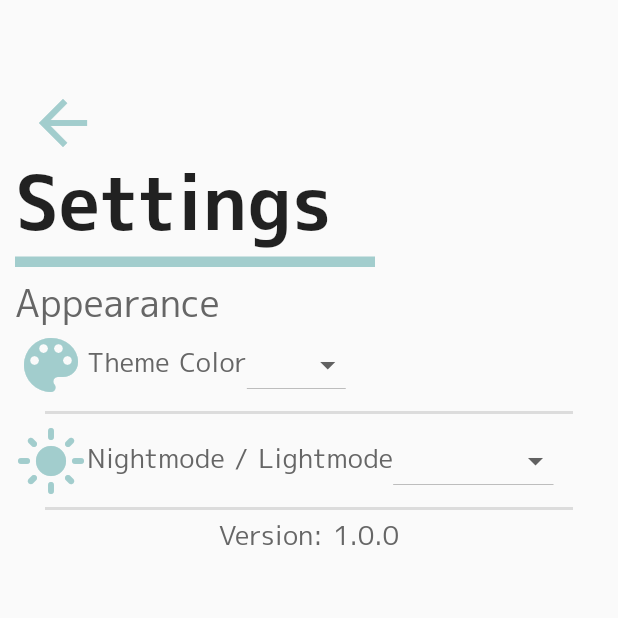
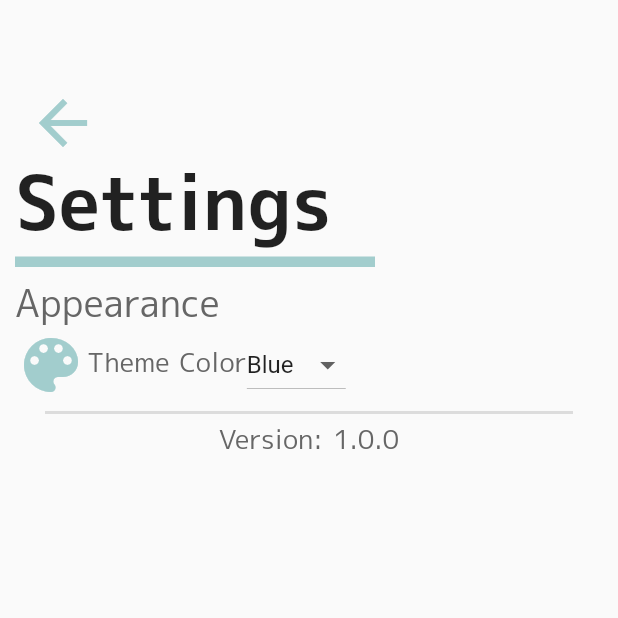
Before and after one commit to aceeedev/toki, a Flutter app: the AlarmPage screen opened directly, after a tap on the "settings" icon, on a phone screen of 412 x 824 dp, the top half of it. Run offline on Flutter 3.47's test engine with Material 2 defaults, Android fonts, the phone set to English and light mode, and no system bars; our stand-ins replace audioplayers, flutter_local_notifications, flutter_native_timezone, rxdart, sqflite, timezone; missing offline and left inert: maze, notification_permissions; accounts and stored records are empty.

Commit message:
added settings, fixed puzzle widget
theme color settings still doesnt completely work, added 30 second long ringtone, and new create alarm ringtone menu

```diff
--- a/lib/main.dart
+++ b/lib/main.dart
@@ -4,5 +4,7 @@ import 'app.dart';
 void main() {
   WidgetsFlutterBinding.ensureInitialized();
 
-  return runApp(const MaterialApp(home: MyApp()));
+  return runApp(const MaterialApp(
+    home: MyApp(),
+  ));
 }
--- a/lib/page/alarm_page.dart
+++ b/lib/page/alarm_page.dart
@@ -51,6 +51,12 @@ class _AlarmPageState extends State<AlarmPage> {
     }
   }
 
+  Future refreshAppearance() async {
+    setState(() {
+      Styles.setStyles();
+    });
+  }
+
   @override
   Widget build(BuildContext context) => Scaffold(
     body: Column(
@@ -71,8 +77,8 @@ class _AlarmPageState extends State<AlarmPage> {
                   child: IconButton(
                     onPressed: () {
                       Navigator.of(context).push(MaterialPageRoute<void>(
-                        builder: (context) => const SettingsPage()
-                      ));
+                        builder: (context) => SettingsPage(refreshAppearance: refreshAppearance)
+                      )).then((_) => setState(() {}));
                     },
                     padding: EdgeInsets.zero,
                     icon: Icon(
--- a/lib/page/settings_page.dart
+++ b/lib/page/settings_page.dart
@@ -6,7 +6,8 @@ import 'package:toki/widget/page_title.dart';
 import 'package:toki/model/setting.dart';
 
 class SettingsPage extends StatefulWidget {
-  const SettingsPage({Key? key}) : super(key: key);
+  final Function refreshAppearance;
+  const SettingsPage({Key? key, required this.refreshAppearance}) : super(key: key);
 
   @override
   State<SettingsPage> createState() => _SettingsPageState();
@@ -14,21 +15,38 @@ class SettingsPage extends StatefulWidget {
 
 class _SettingsPageState extends State<SettingsPage> {
   late String appVersion = '';
+  late String themeColor = 'blue';
 
   @override
   void initState() {
     super.initState();
 
     getVersion();
+    getValues();
   }
 
   Future getVersion() async {
-    final String preAppVersion = (await TokiDatabase.instance.readSetting(null, 'Version')).settingData;
+    final String preAppVersion = await getValue('Version');
     if (mounted) {
       setState(() {
         appVersion = preAppVersion;
       });
     }
+  }
+
+  Future getValues() async {
+    final String preThemeColor = await getValue('Theme Color');
+    if (mounted) {
+      setState(() {
+        themeColor = preThemeColor;
+      });
+    } else {
+      print('not mounted');
+    }
+  }
+
+  Future<String> getValue(String settingName) async {
+    return (await TokiDatabase.instance.readSetting(null, settingName)).settingData;
   }
 
   @override
@@ -64,6 +82,7 @@ class _SettingsPageState extends State<SettingsPage> {
                 settingRowDropdown(
                   titleName: 'Theme Color',
                   icon: Icons.color_lens,
+                  selectedValue: themeColor,
                   dropdownOptions: const <DropdownMenuItem<String>> [
                     DropdownMenuItem(
                       child: Text('Blue'),
@@ -82,7 +101,10 @@ class _SettingsPageState extends State<SettingsPage> {
                       value: 'tan',
                     ),
                   ],
-                  onSelectDropDown: (valueSelected) async {
+                  onSelectDropDown: (String valueSelected) async {
+                    setState(() {
+                        themeColor = valueSelected;
+                    });
                     Setting setting = await TokiDatabase.instance.readSetting(null, 'Theme Color');
                     Setting updatedSetting = Setting(
                       id: setting.id,
@@ -91,33 +113,10 @@ class _SettingsPageState extends State<SettingsPage> {
                     );
 
                     TokiDatabase.instance.updateSetting(updatedSetting);
-                    await Styles.setStyles();
-                  }
-                ),
-                settingDivider(),
-                settingRowDropdown(
-                  titleName: 'Nightmode / Lightmode',
-                  icon: Icons.light_mode,
-                  dropdownOptions:  const <DropdownMenuItem<String>> [
-                    DropdownMenuItem(
-                      child: Text('Light Mode'),
-                      value: 'false',
-                    ),
-                    DropdownMenuItem(
-                      child: Text('Night mode'),
-                      value: 'true',
-                    ),
-                  ],
-                  onSelectDropDown: (valueSelected) async {
-                    Setting setting = await TokiDatabase.instance.readSetting(null, 'Theme Color');
-                    Setting updatedSetting = Setting(
-                      id: setting.id,
-                      name: setting.name,
-                      settingData: valueSelected,
-                    );
-
-                    TokiDatabase.instance.updateSetting(updatedSetting);
-                    await Styles.setStyles();
+                    setState(() {
+                      Styles.setStyles();
+                    });
+                    widget.refreshAppearance();
                   }
                 ),
                 settingDivider(),
@@ -154,6 +153,7 @@ class _SettingsPageState extends State<SettingsPage> {
   Widget settingRowDropdown({
     required String titleName,
     required IconData icon,
+    required String selectedValue,
     required List<DropdownMenuItem<String>> dropdownOptions,
     required Function onSelectDropDown}) {
     return Row(
@@ -170,6 +170,7 @@ class _SettingsPageState extends State<SettingsPage> {
         ),
         DropdownButton(
           items: dropdownOptions,
+          value: selectedValue,
           onChanged: (value) => onSelectDropDown(value),
         ),
       ]
--- a/lib/styles.dart
+++ b/lib/styles.dart
@@ -15,6 +15,7 @@ class Styles {
   static final MaterialColor colorLogoBlue = _createMaterialColor(const Color(0xffA2CDCD));
   static final MaterialColor colorLogoTan = _createMaterialColor(const Color(0xffFFE1AF));
   static final MaterialColor whiteColor = _createMaterialColor(const Color(0xffFFFFFF));
+  static final MaterialColor lightColor = _createMaterialColor(const Color(0xffFAFAFA));
   static final MaterialColor darkColor = _createMaterialColor(const Color(0xff121212));
 
   static const String _fontNameDefault = 'M+ 1C';
@@ -24,7 +25,8 @@ class Styles {
 
   static MaterialColor selectedAccentColor = colorLogoBlue;
   static Color _textColorDefault = _textColorBlack;
-  static MaterialColor backgroundColor = whiteColor;
+  static MaterialColor secondBackgroundColor = whiteColor;
+  static MaterialColor backgroundColor = lightColor;
 
 
   static const pageTitle = TextStyle(
@@ -132,13 +134,11 @@ class Styles {
     static Future<void> setStyles() async {
     List<Setting> listOfSettings = await TokiDatabase.instance.readAllSettings();
 
+    if (listOfSettings.isNotEmpty) {
       late Setting themeColor;
-    late Setting nightmodeSetting;
       for (Setting setting in listOfSettings) {
         if (setting.name == 'Theme Color') {
           themeColor = setting;
-      } else if (setting.name == 'Nightmode') {
-        nightmodeSetting = setting;
         }
       }
 
@@ -153,13 +153,6 @@ class Styles {
       } else {
         Exception('Theme color ${themeColor.settingData} does not match logo colors');
       }
-
-    if (nightmodeSetting.settingData == 'false') {
-      backgroundColor = whiteColor;
-    } else if (nightmodeSetting.settingData == 'true') {
-      backgroundColor = darkColor;
-    } else {
-      Exception('Nightmode setting ${nightmodeSetting.settingData} does not match true or false');
     }
   }
 }
--- a/pubspec.yaml
+++ b/pubspec.yaml
@@ -42,6 +42,7 @@ dependencies:
   flutter_native_timezone: ^2.0.0
   notification_permissions: ^0.6.1
   maze: ^3.0.0
+  audioplayers: ^0.20.1
 
 dev_dependencies:
   flutter_test:
@@ -85,6 +86,7 @@ flutter:
   assets:
     - assets/images/finish_flag.png
     - assets/images/smile.png
+    - assets/audios/digital_alarm_sound.wav
 
   # To add assets to your application, add an assets section, like this:
   # assets:
```
Also changed, not shown: lib/app.dart (+5 -3 lines), lib/backend/database_helpers.dart (+20 -30 lines), lib/backend/notification_api.dart (+12 -6 lines), lib/page/create_alarm_page.dart (+94 -9 lines), lib/puzzles/matching_icons.dart (+4 -4 lines), lib/widget/emergency_exit_button.dart (+3 -4 lines), lib/widget/puzzle_widget.dart (+29 -15 lines), 3 other files. Lines whose indentation alone changed are shown as unchanged.
